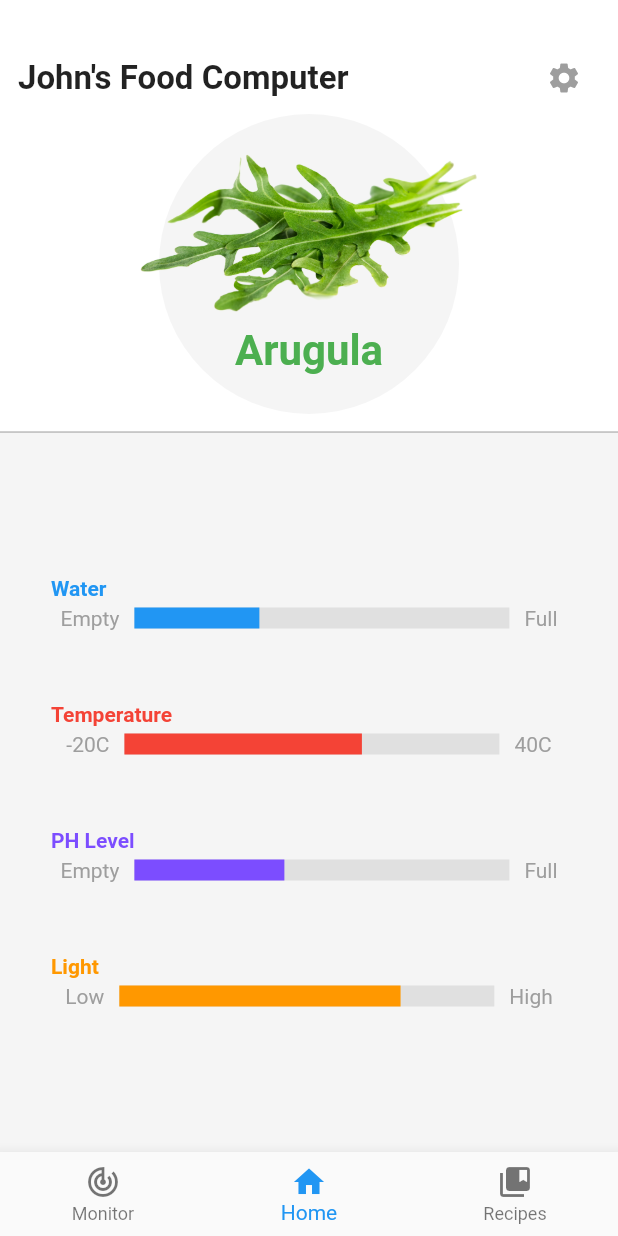
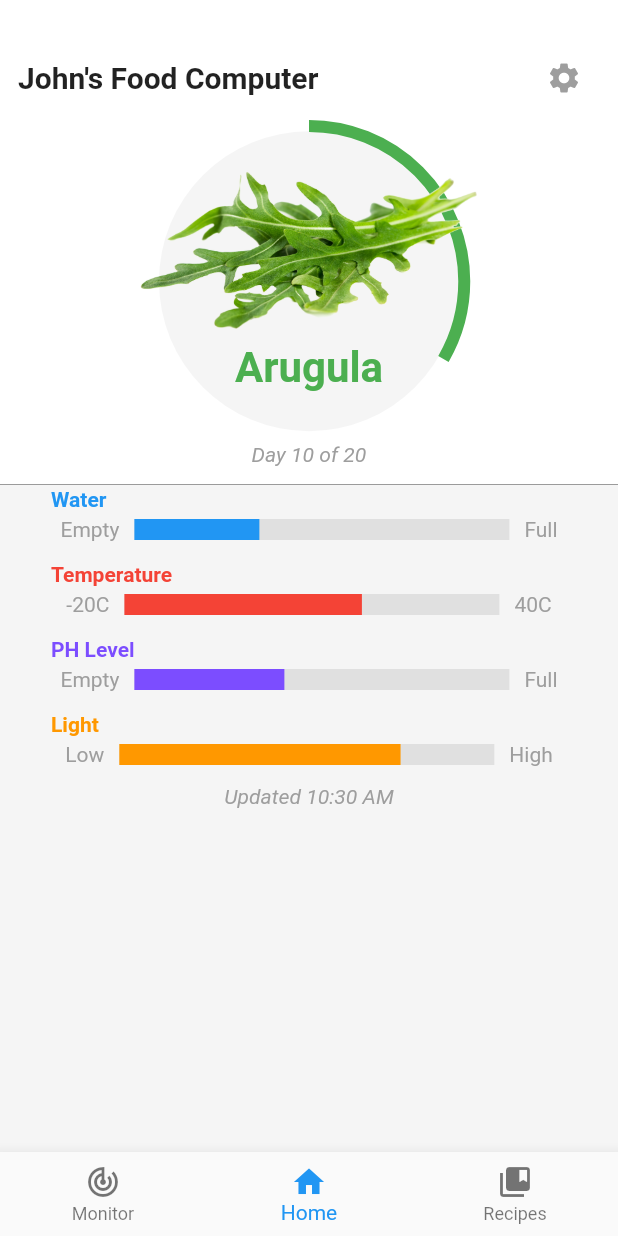
Before and after one commit to e-simpson/Open-Ag-Mobile, a Flutter app: the Home screen opened by its route, on a phone screen of 412 x 824 dp. Run offline on Flutter 3.47's test engine with Material 2 defaults, Android fonts, the phone set to English and light mode, and no system bars; drawn by our look-alikes of percent_indicator; our stand-ins replace carousel_slider, shared_preferences, sqflite; missing offline and left inert: screentheme; accounts and stored records are empty.

Commit message:
added pull to refresh on home stats removed dependencies

```diff
--- a/lib/routes/Home.dart
+++ b/lib/routes/Home.dart
@@ -6,6 +6,7 @@ import 'package:open_ag_mobile/entities/Recipe.dart';
 import 'package:open_ag_mobile/routes/RecipeList.dart';
 import 'package:open_ag_mobile/tools/ui.dart';
 import 'package:percent_indicator/percent_indicator.dart';
+import 'package:intl/intl.dart';
 
 
 class Home extends StatefulWidget {
@@ -19,7 +20,6 @@ class HomeState extends State<Home> {
   FoodComputer foodComputer;
   Recipe activeRecipe;
   FoodComputerData latestFoodComputerData;
-
 
   void loadFoodComputer(){
     //TODO redo
@@ -44,12 +44,21 @@ class HomeState extends State<Home> {
     latestFoodComputerData.temperature = 27;
     latestFoodComputerData.phLevel = 4.7;
   }
+  Future<void> refreshAll() async {
+    loadFoodComputer();
+    loadActiveRecipe();
+    refreshFoodComputerData();
+    await Future.delayed(const Duration(milliseconds: 500));
+    setState(() {});
+    return;
+  }
 
   @override
   void initState() {
     super.initState();
     loadFoodComputer();
     loadActiveRecipe();
+    refreshFoodComputerData();
   }
 
   void openRecipeList(){
@@ -75,10 +84,11 @@ class HomeState extends State<Home> {
               Padding(padding: const EdgeInsets.only(top: 16.0)),
               Row(
                 children: <Widget>[
-                  Expanded(child: Text(foodComputer.title, style: TextStyle(color: Colors.black87, fontWeight: FontWeight.bold, fontSize: 22.0), textAlign: TextAlign.start)),
+                  Expanded(child: Text(foodComputer.title, style: TextStyle(color: Colors.black87, fontWeight: FontWeight.bold, fontSize: 20.0), textAlign: TextAlign.start)),
                   IconButton(icon: Icon(Icons.settings), color: Colors.grey, onPressed: (){})
                 ],
               ),
+              Padding(padding: const EdgeInsets.only(top: 4.0)),
 
               Center(child: Stack(
                 alignment: Alignment.center,
@@ -88,6 +98,14 @@ class HomeState extends State<Home> {
                     color: Colors.grey[100],
                     borderRadius: BorderRadius.circular(100.0),
                   ),
+                  CircularPercentIndicator(
+                    progressColor: primary,
+                    animation: true, animationDuration: 1000,
+                    percent: latestFoodComputerData.cycle/30,
+                    backgroundColor: Colors.transparent,
+                    radius: 215.0,
+                    lineWidth: 8.0,
+                  ),
                   Column(children: <Widget>[
                     Image.asset("assets/" + activeRecipe.name.toLowerCase() + ".png", width: 250.0),
                     Padding(padding: const EdgeInsets.only(top: 8.0)),
@@ -96,24 +114,31 @@ class HomeState extends State<Home> {
                 ],
               )),
 
-
+              Center(child: Text("Day 10 of 20", style: TextStyle(color: Colors.grey, fontStyle: FontStyle.italic)))
             ],
           ),
         )
     );
 
 
-    Widget stats = Expanded(child: Container( alignment: Alignment.center,
-      child: Column(mainAxisSize: MainAxisSize.max, mainAxisAlignment: MainAxisAlignment.spaceEvenly, crossAxisAlignment: CrossAxisAlignment.center,
+    Widget stats = Column(mainAxisSize: MainAxisSize.max, mainAxisAlignment: MainAxisAlignment.spaceEvenly, crossAxisAlignment: CrossAxisAlignment.center,
       children: <Widget>[
-          Padding(padding: const EdgeInsets.only(left: 10.0)),
         NamedProgressBar("Water", 20, 60, Colors.blue, "Empty", "Full"),
         NamedProgressBar("Temperature", 38, 60, Colors.red, "-20C", "40C"),
         NamedProgressBar("PH Level", 24, 60, Colors.deepPurpleAccent, "Empty", "Full"),
         NamedProgressBar("Light", 45, 60, Colors.orange, "Low", "High"),
-          Padding(padding: const EdgeInsets.only(left: 10.0)),
+        Text("Updated " + DateFormat('hh:mm a').format(DateTime.fromMillisecondsSinceEpoch(latestFoodComputerData.timestamp)), style: TextStyle(color: Colors.grey, fontStyle: FontStyle.italic))
       ],
-      ))
+    );
+
+    Widget refreshableStats = Expanded(child:
+      Container(child:
+        RefreshIndicator(
+          color: primary,
+          onRefresh: refreshAll,
+          child: ListView(children: <Widget>[stats]),		// scroll view
+        )
+      )
     );
 
 
@@ -124,7 +149,8 @@ class HomeState extends State<Home> {
     Widget home = Column(children: <Widget>[
       header,
       Divider(height:0.0, color: Colors.black38),
-      stats
+      refreshableStats,
+//      Expanded(child: Container(child: stats))
     ]);
 
     Widget bottomBar = BottomNavigationBar(
--- a/lib/tools/ui.dart
+++ b/lib/tools/ui.dart
@@ -16,7 +16,7 @@ Widget FullWidthCupertinoButton(String text, Function onPressed, Color color){
 }
 
 Widget NamedProgressBar(String name, int value, int max, Color color, String minText, String maxText){
-  return Padding(padding: const EdgeInsets.only(left: 34.0, right: 34.0),
+  return Padding(padding: const EdgeInsets.only(left: 34.0, right: 34.0, top: 2.0, bottom: 12.0),
     child: Column(
       children: <Widget>[
         Row(mainAxisSize: MainAxisSize.max, mainAxisAlignment: MainAxisAlignment.start,
--- a/pubspec.yaml
+++ b/pubspec.yaml
@@ -19,7 +19,6 @@ dependencies:
   carousel_slider: ^1.0.1
   flutter_swiper: ^1.1.4  # remove
 #  flutter_page_indicator: ^0.0.3 # remove?
-  pull_to_refresh: ^1.1.6
   percent_indicator: ^1.0.12
 
 
```
Lines whose indentation alone changed are shown as unchanged.
